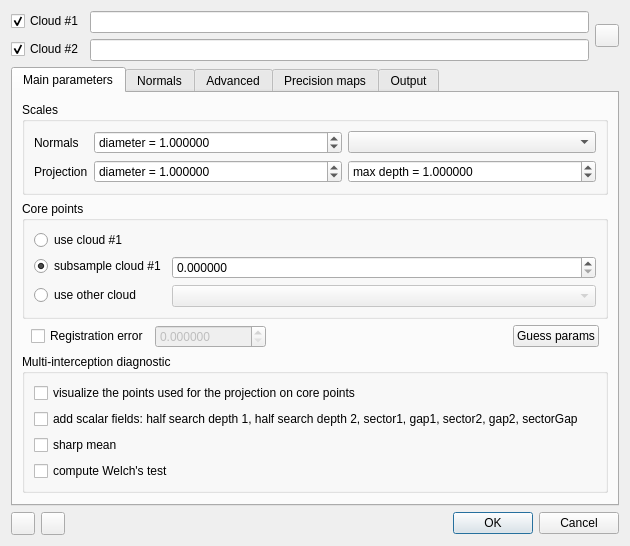
First picture: the form in plugins/core/Standard/qM3C2/ui/qM3C2Dialog.ui, repository p-leroy/CloudCompare, before the edit.
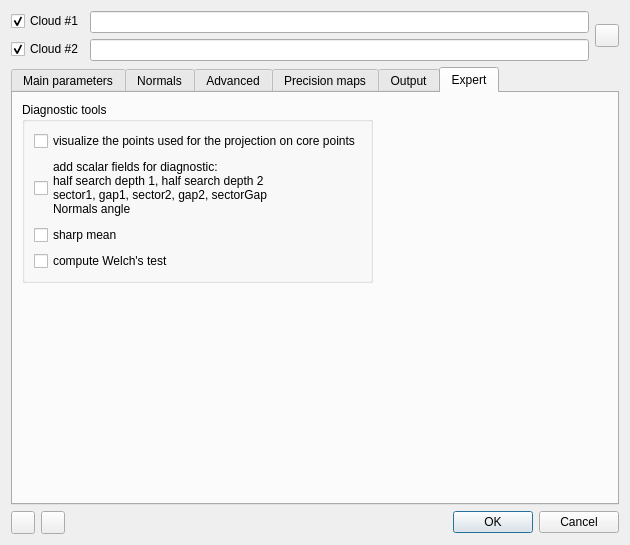
Second picture: the form after the edit. Icons and pictures are not drawn.

```diff
--- a/plugins/core/Standard/qM3C2/ui/qM3C2Dialog.ui
+++ b/plugins/core/Standard/qM3C2/ui/qM3C2Dialog.ui
@@ -63,7 +63,7 @@
    <item>
     <widget class="QTabWidget" name="m3c2PMTabWidget">
      <property name="currentIndex">
-      <number>0</number>
+      <number>5</number>
      </property>
      <widget class="QWidget" name="mainParams">
       <attribute name="title">
@@ -282,58 +282,6 @@
          </layout>
         </widget>
        </item>
-       <item>
-        <widget class="QGroupBox" name="groupBox_2">
-         <property name="title">
-          <string>Multi-interception diagnostic</string>
-         </property>
-         <layout class="QGridLayout" name="gridLayout_4">
-          <item row="1" column="0" colspan="2">
-           <widget class="QCheckBox" name="checkBox_exportSearchDepth">
-            <property name="toolTip">
-             <string>&lt;html&gt;&lt;head/&gt;&lt;body&gt;&lt;p&gt;Add several scalar fields to the outputs for diagnostic:&lt;/p&gt;&lt;p&gt;half search depth 1 = the search depth used to project the cloud 1 on the core point&lt;/p&gt;&lt;p&gt;half search depth 2 = the search depth used to project the cloud 2 on the core point&lt;/p&gt;&lt;p&gt;sector = the angular sector in a plane perpendicular to the cylinder axis occupied by the points used to project the considered cloud on the core point&lt;/p&gt;&lt;p&gt;gap = the maximum gap along the cylinder axis between the points used to project the considered cloud on the core point&lt;/p&gt;&lt;p&gt;sectorGap = a composite criteria, true if: sector1 &amp;gt; 180 AND sector2 &amp;gt; 180 AND gap1 &amp;lt; projectionRadius AND gap2 &amp;lt; projectionRadius&lt;/p&gt;&lt;/body&gt;&lt;/html&gt;</string>
-            </property>
-            <property name="text">
-             <string>add scalar fields: half search depth 1, half search depth 2, sector1, gap1, sector2, gap2, sectorGap</string>
-            </property>
-            <property name="checked">
-             <bool>false</bool>
-            </property>
-           </widget>
-          </item>
-          <item row="3" column="0" colspan="2">
-           <widget class="QCheckBox" name="checkBox_sharpMean">
-            <property name="toolTip">
-             <string>&lt;html&gt;&lt;head/&gt;&lt;body&gt;&lt;p&gt;Do we have a sharp mean during the progressive search of the point projections?&lt;/p&gt;&lt;p&gt;abs(mean) + 2 * stdDev &amp;lt; currentHalfLength&lt;/p&gt;&lt;p&gt;If not, the significant change parameter is set to 0.&lt;/p&gt;&lt;/body&gt;&lt;/html&gt;</string>
-            </property>
-            <property name="text">
-             <string>sharp mean</string>
-            </property>
-           </widget>
-          </item>
-          <item row="0" column="0" colspan="2">
-           <widget class="QCheckBox" name="checkBox_projectionDetails">
-            <property name="toolTip">
-             <string>&lt;html&gt;&lt;head/&gt;&lt;body&gt;&lt;p&gt;With this option, all points used to compute the projections are stored in a new cloud, jointly with their projection on the normal.&lt;/p&gt;&lt;p&gt;Use it carefully:&lt;/p&gt;&lt;p&gt;=&amp;gt; the number of points can increase rapidly&lt;/p&gt;&lt;p&gt;=&amp;gt; the computation is not done using the parallel strategy!&lt;/p&gt;&lt;/body&gt;&lt;/html&gt;</string>
-            </property>
-            <property name="text">
-             <string>visualize the points used for the projection on core points</string>
-            </property>
-           </widget>
-          </item>
-          <item row="4" column="0">
-           <widget class="QCheckBox" name="checkBox_computeWelch">
-            <property name="text">
-             <string>compute Welch's test</string>
-            </property>
-            <property name="checked">
-             <bool>false</bool>
-            </property>
-           </widget>
-          </item>
-         </layout>
-        </widget>
-       </item>
        <item>
         <spacer name="verticalSpacer_4">
          <property name="orientation">
@@ -1095,6 +1043,100 @@
        </item>
       </layout>
      </widget>
+     <widget class="QWidget" name="tab_2">
+      <attribute name="title">
+       <string>Expert</string>
+      </attribute>
+      <layout class="QFormLayout" name="formLayout_4">
+       <item row="0" column="0">
+        <widget class="QGroupBox" name="groupBox_2">
+         <property name="toolTip">
+          <string>&lt;html&gt;&lt;head/&gt;&lt;body&gt;&lt;p&gt;The following fields are used for the diagnostic of limit cases of M3C2.&lt;/p&gt;&lt;p&gt;For instance the cases where you have multi-interceptions when calculating the projection of one cloud using the core point and the normal.&lt;/p&gt;&lt;/body&gt;&lt;/html&gt;</string>
+         </property>
+         <property name="title">
+          <string>Diagnostic tools</string>
+         </property>
+         <layout class="QGridLayout" name="gridLayout_4">
+          <item row="1" column="0" colspan="2">
+           <widget class="QCheckBox" name="checkBox_exportSearchDepth">
+            <property name="toolTip">
+             <string>&lt;html&gt;&lt;head/&gt;&lt;body&gt;&lt;p&gt;Add several scalar fields to the outputs for diagnostic:&lt;/p&gt;&lt;p&gt;half search depth 1 = the search depth used to project the cloud 1 on the core point (the search in done in the directinon of the normal and in the opposite direction so the total depth is 2 x half search depth)&lt;/p&gt;&lt;p&gt;half search depth 2 = the search depth used to project the cloud 2 on the core point (the search in done in the directinon of the normal and in the opposite direction so the total depth is 2 x half search depth)&lt;/p&gt;&lt;p&gt;sector = the angular sector in a plane perpendicular to the cylinder axis occupied by the points used to project the considered cloud on the core point&lt;/p&gt;&lt;p&gt;gap = the maximum gap along the cylinder axis between the points used to project the considered cloud on the core point&lt;/p&gt;&lt;p&gt;sectorGap = a composite criteria, true if: sector1 &amp;gt; 180 AND sector2 &amp;gt; 180 AND gap1 &amp;lt; projectionRadius AND gap2 &amp;lt; projectionRadius&lt;/p&gt;&lt;p&gt;Normals angle = the angle between the normal computed with the points used to compute the projection of cloud 2 and the current normal (being the core point normal or the normal of cloud 1 depending of the selected option in the Main parameters tab)&lt;/p&gt;&lt;/body&gt;&lt;/html&gt;</string>
+            </property>
+            <property name="text">
+             <string>add scalar fields for diagnostic:
+half search depth 1, half search depth 2
+sector1, gap1, sector2, gap2, sectorGap
+Normals angle</string>
+            </property>
+            <property name="checked">
+             <bool>false</bool>
+            </property>
+           </widget>
+          </item>
+          <item row="3" column="0" colspan="2">
+           <widget class="QCheckBox" name="checkBox_sharpMean">
+            <property name="toolTip">
+             <string>&lt;html&gt;&lt;head/&gt;&lt;body&gt;&lt;p&gt;Do we have a sharp mean during the progressive search of the point projections?&lt;/p&gt;&lt;p&gt;abs(mean) + 2 * stdDev &amp;lt; currentHalfLength&lt;/p&gt;&lt;p&gt;If not, the significant change parameter is set to 0.&lt;/p&gt;&lt;/body&gt;&lt;/html&gt;</string>
+            </property>
+            <property name="text">
+             <string>sharp mean</string>
+            </property>
+           </widget>
+          </item>
+          <item row="0" column="0" colspan="2">
+           <widget class="QCheckBox" name="checkBox_projectionDetails">
+            <property name="toolTip">
+             <string>&lt;html&gt;&lt;head/&gt;&lt;body&gt;&lt;p&gt;With this option, all points used to compute the projections are stored in a new cloud, jointly with their projection on the normal.&lt;/p&gt;&lt;p&gt;Use it carefully:&lt;/p&gt;&lt;p&gt;=&amp;gt; the number of points can increase dramatically&lt;/p&gt;&lt;p&gt;=&amp;gt; the computation is not done using the parallel strategy!&lt;/p&gt;&lt;/body&gt;&lt;/html&gt;</string>
+            </property>
+            <property name="text">
+             <string>visualize the points used for the projection on core points</string>
+            </property>
+           </widget>
+          </item>
+          <item row="4" column="0">
+           <widget class="QCheckBox" name="checkBox_computeWelch">
+            <property name="toolTip">
+             <string>&lt;html&gt;&lt;head/&gt;&lt;body&gt;&lt;p&gt;Another experimantal way to compute the &amp;quot;significant change&amp;quot; parameter, using Welch's statistics.&lt;/p&gt;&lt;/body&gt;&lt;/html&gt;</string>
+            </property>
+            <property name="text">
+             <string>compute Welch's test</string>
+            </property>
+            <property name="checked">
+             <bool>false</bool>
+            </property>
+           </widget>
+          </item>
+         </layout>
+        </widget>
+       </item>
+       <item row="1" column="0">
+        <spacer name="verticalSpacer_5">
+         <property name="orientation">
+          <enum>Qt::Vertical</enum>
+         </property>
+         <property name="sizeHint" stdset="0">
+          <size>
+           <width>20</width>
+           <height>40</height>
+          </size>
+         </property>
+        </spacer>
+       </item>
+       <item row="0" column="1">
+        <spacer name="horizontalSpacer_4">
+         <property name="orientation">
+          <enum>Qt::Horizontal</enum>
+         </property>
+         <property name="sizeHint" stdset="0">
+          <size>
+           <width>40</width>
+           <height>20</height>
+          </size>
+         </property>
+        </spacer>
+       </item>
+      </layout>
+     </widget>
     </widget>
    </item>
    <item>
```
